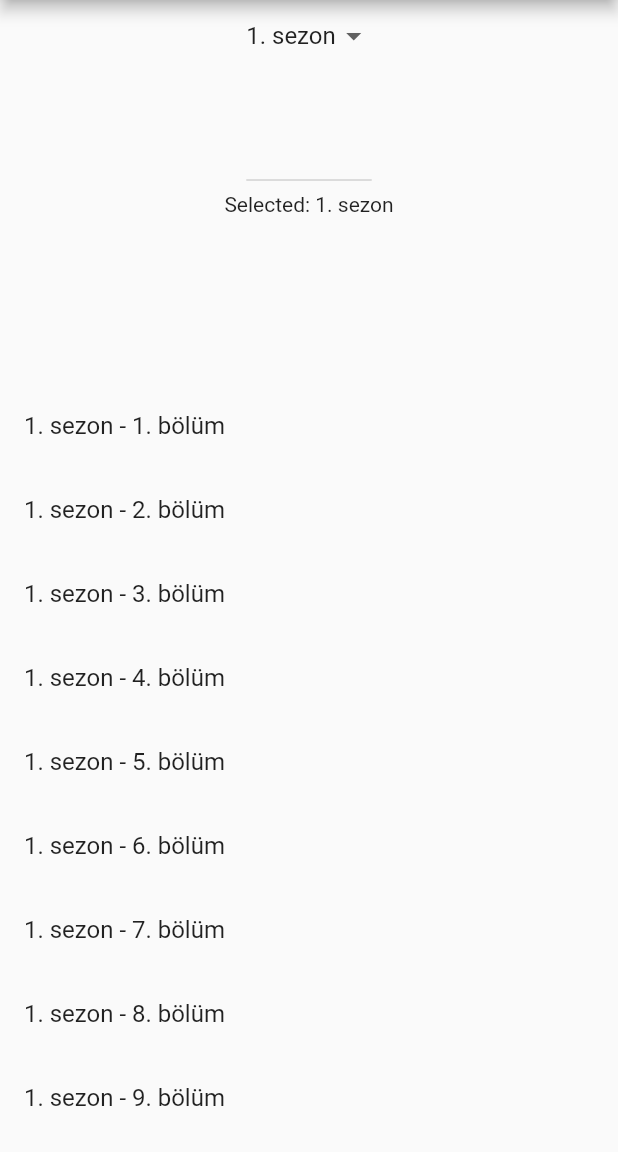
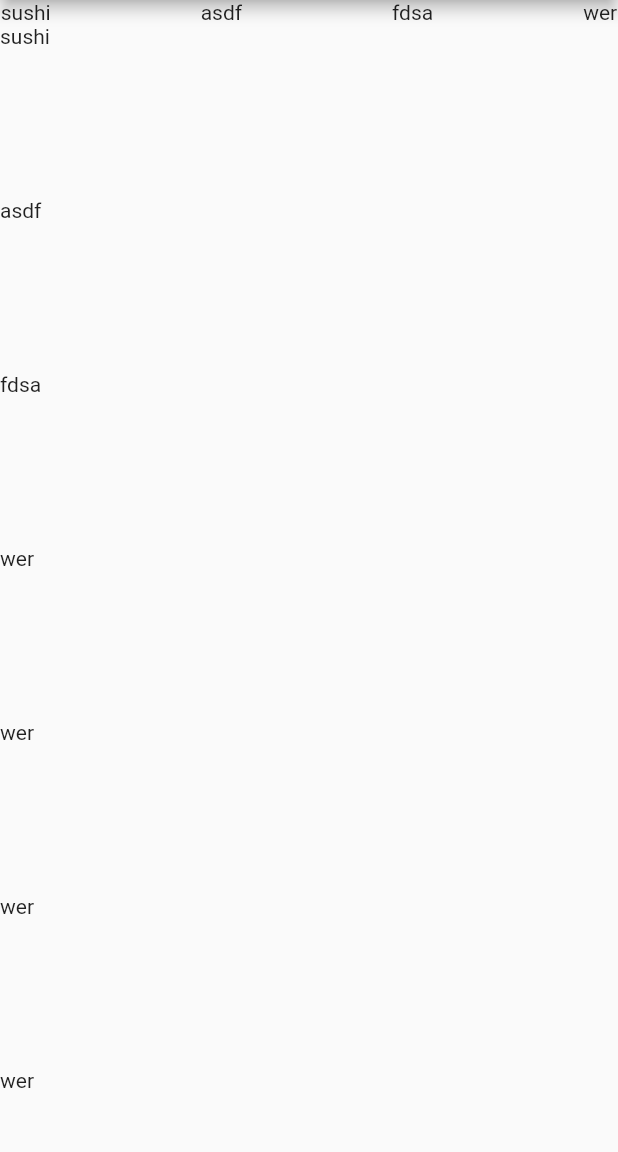
Before and after one commit to foorcun/dizi_ayiraci, a Flutter app: the screen it shows after launch, after a tap on "Attack on Titan", on a phone screen of 412 x 824 dp, the part 84-1236 px from its top. Run offline on Flutter 3.47's test engine with Material 2 defaults, Android fonts, the light colour scheme and no system bars; our stand-ins replace sqflite; accounts and stored records are empty.

Commit message:
yatay dikey liste

```diff
--- a/lib/blocs/dizi_bloc.dart
+++ b/lib/blocs/dizi_bloc.dart
@@ -2,6 +2,7 @@ import 'dart:async';
 
 import 'package:dizi_ayiraci/data/dizi_service.dart';
 import 'package:dizi_ayiraci/models/dizi.dart';
+import 'package:dizi_ayiraci/settings/servicesettings.dart';
 
 // import 'package:bloc_sample/data/product_service.dart';
 // import 'package:bloc_sample/models/product.dart';
@@ -12,7 +13,11 @@ class DiziBloc {
   Stream get getStream => diziStreamController.stream;
 
   List<Dizi> getAll() {
-    return DiziService.getAll();
+    return seciliDiziService.getAll();
+  }
+
+  void printAll() {
+    seciliDiziService.printAll();
   }
 }
 
--- a/lib/data/dizi_service.dart
+++ b/lib/data/dizi_service.dart
@@ -1,7 +1,10 @@
+import 'package:dizi_ayiraci/data/dizi_service_abstract.dart';
+import 'package:dizi_ayiraci/data/sahtedata.dart';
 import 'package:dizi_ayiraci/models/dizi.dart';
 
-class DiziService {
-  static List<Dizi> dizis = new List<Dizi>();
+class DiziService extends DiziServiceAbstract {
+  // static List<Dizi> dizis = new List<Dizi>();
+  static List<Dizi> dizis = [];
   //static List<Product> products = <Product>[];
 
   static DiziService _singleton = DiziService._internal();
@@ -13,15 +16,43 @@ class DiziService {
 
   DiziService._internal();
 
-  static List<Dizi> getAll() {
-    dizis.add(new Dizi("Attack on Titan",
-        "https://upload.wikimedia.org/wikipedia/en/d/d6/Shingeki_no_Kyojin_manga_volume_1.jpg"));
+  @override
+  List<Dizi> getAll() {
+    // dizis.add(new Dizi("Attack on Titan",
+    //     "https://upload.wikimedia.org/wikipedia/en/d/d6/Shingeki_no_Kyojin_manga_volume_1.jpg"));
 
-    dizis.add(new Dizi("Dizi 2", "foto 2"));
-    // dizis.add(new Dizi(2, "asus laptop", 7000));
-    //dizis.add(new Dizi(3, "hp laptop", 8000));
-    print("diziler yaratıldı");
+    // dizis.add(new Dizi("Dizi 2", "foto 2"));
+    // // dizis.add(new Dizi(2, "asus laptop", 7000));
+    // //dizis.add(new Dizi(3, "hp laptop", 8000));
+    // print("diziler yaratıldı");
+    //
+    this.startFakeData();
 
     return dizis;
   }
+
+  printAll() {
+    int i = 0;
+    dizis.forEach((dizis) => {print("anket item $i : " + dizis.diziAdi), i++});
+  }
+
+  void startFakeData() {
+    if (dizis.isEmpty) {
+      for (var i = 0; i < sahteSnapshot.length; i++) {
+        // anketItems[i] = this.fromMap(sahteSnapshot[i]);
+        dizis.add(this.fromMap(sahteSnapshot[i]));
+      }
+    }
+  }
+
+  Dizi fromMap(Map<String, dynamic> mapItem) {
+    Dizi dizi = Dizi();
+    assert(mapItem["diziAdi"] != null);
+    assert(mapItem["fotoLink"] != null);
+    assert(mapItem["sezonSayisi"] != null);
+    dizi.diziAdi = mapItem["diziAdi"];
+    dizi.fotoLink = mapItem["fotoLink"];
+    dizi.fotoLink = mapItem["fotoLink"];
+    return dizi;
+  }
 }
--- /dev/null
+++ b/lib/data/dizi_service_abstract.dart
@@ -0,0 +1,6 @@
+import 'package:dizi_ayiraci/models/dizi.dart';
+
+abstract class DiziServiceAbstract {
+  List<Dizi> getAll();
+  printAll();
+}
--- a/lib/models/dizi.dart
+++ b/lib/models/dizi.dart
@@ -1,7 +1,13 @@
+import 'package:dizi_ayiraci/models/sezon.dart';
+
 class Dizi {
   String diziAdi;
 
   String fotoLink;
 
-  Dizi(this.diziAdi, this.fotoLink);
+  int sezonSayisi;
+  List<Sezon> sezons;
+
+  Dizi();
+  Dizi.withData(this.diziAdi, this.fotoLink, this.sezonSayisi);
 }
--- a/lib/screens/dizi_list_screen.dart
+++ b/lib/screens/dizi_list_screen.dart
@@ -55,7 +55,8 @@ class DizisListScreen extends StatelessWidget {
               context,
               "/dizi",
               // arguments: secilenDizi = list[index],
-              arguments: Dizi(list[index].diziAdi, list[index].fotoLink),
+              arguments: Dizi.withData(list[index].diziAdi,
+                  list[index].fotoLink, list[index].sezonSayisi),
             );
             print("suna tıklandı.");
             print(list[index].diziAdi);
--- a/lib/screens/dizi_screen.dart
+++ b/lib/screens/dizi_screen.dart
@@ -34,41 +34,101 @@ class _DiziScreenState extends State<DiziScreen> {
     //   super.initState();
     //   _sezonController.addListener();
     // }
-
     return Scaffold(
       appBar: AppBar(
         title: Text(diziArgs.diziAdi),
       ),
       body: Column(
         children: [
-            Expanded(
-              flex: 1,
-              child: DropDownSezon(
-                customFunction: parentChange,
+          SingleChildScrollView(
+            scrollDirection: Axis.horizontal,
+            child: Row(
+              children: [
+                Text("sushi"),
+                SizedBox(
+                  width: 100,
+                ),
+                Text("asdf"),
+                SizedBox(
+                  width: 100,
+                ),
+                Text("fdsa"),
+                SizedBox(
+                  width: 100,
+                ),
+                Text("wer"),
+              ],
             ),
           ),
           Expanded(
-              flex: 2,
-              child: ListView.builder(
-                // itemCount: 20,
-                itemCount: parentSezon == null ? 1 : parentSezon.epList.length,
-                itemBuilder: (BuildContext context, index) {
-                  final list = parentSezon.epList;
-                  return ListTile(
-                    title: Text(parentSezon.sezonAdi == null
-                        ? "bu listView boş"
-                        : parentSezon.sezonAdi +
-                            " - " +
-                            list[index].episodeName),
-                    // title: Text("list of eps"),
-                  );
-                  // return Text("selammmmmmmm");
-                },
-
-                //]
+            child: ListView(
+              children: [
+                Text("sushi"),
+                SizedBox(
+                  height: 100,
+                ),
+                Text("asdf"),
+                SizedBox(
+                  height: 100,
+                ),
+                Text("fdsa"),
+                SizedBox(
+                  height: 100,
+                ),
+                Text("wer"),
+                SizedBox(
+                  height: 100,
+                ),
+                Text("wer"),
+                SizedBox(
+                  height: 100,
+                ),
+                Text("wer"),
+                SizedBox(
+                  height: 100,
+                ),
+                Text("wer"),
+              ],
             ),
           ),
         ],
-        ));
+      ),
+    );
+
+    // return Scaffold(
+    //     appBar: AppBar(
+    //       title: Text(diziArgs.diziAdi),
+    //     ),
+    //     body: Column(
+    //       children: [
+    //         // Expanded(
+    //         //   flex: 1,
+    //         //   child: DropDownSezon(
+    //         //     customFunction: parentChange,
+    //         //   ),
+    //         // ),
+    //         // Expanded(
+    //         // flex: 4,
+    //         // child:
+    //         ListView.builder(
+    //           // itemCount: 20,
+    //           itemCount: parentSezon == null ? 1 : parentSezon.epList.length,
+    //           itemBuilder: (BuildContext context, index) {
+    //             final list = parentSezon.epList;
+    //             return ListTile(
+    //               title: Text(parentSezon.sezonAdi == null
+    //                   ? "bu listView boş"
+    //                   : parentSezon.sezonAdi + " - " + list[index].episodeName),
+    //               // title: Text("list of eps"),
+    //             );
+    //             // return Text("selammmmmmmm");
+    //           },
+
+    //           //]
+    //         ),
+    //         //),
+    //       ],
+    //     ));
+    //
   }
 }
--- /dev/null
+++ b/lib/settings/servicesettings.dart
@@ -0,0 +1,4 @@
+import 'package:dizi_ayiraci/data/dizi_service.dart';
+import 'package:dizi_ayiraci/data/dizi_service_abstract.dart';
+
+DiziServiceAbstract seciliDiziService = DiziService();
--- a/lib/widgets/dropdownsezon.dart
+++ b/lib/widgets/dropdownsezon.dart
@@ -25,7 +25,7 @@ class _DropDownSezonState extends State<DropDownSezon> {
   }
 
   List<DropdownMenuItem<Sezon>> buildDropdownMenuItems(List companies) {
-    List<DropdownMenuItem<Sezon>> items = List();
+    List<DropdownMenuItem<Sezon>> items = [];
     for (Sezon sezon in companies) {
       items.add(
         DropdownMenuItem(
```
Also changed, not shown: lib/data/dpHelper.dart (+17 -8 lines), lib/data/sahtedata.dart (added, +10 -0 lines), lib/widgets/sezonlistwidget.dart (added, +22 -0 lines), 2 other files. Lines whose indentation alone changed are shown as unchanged.
